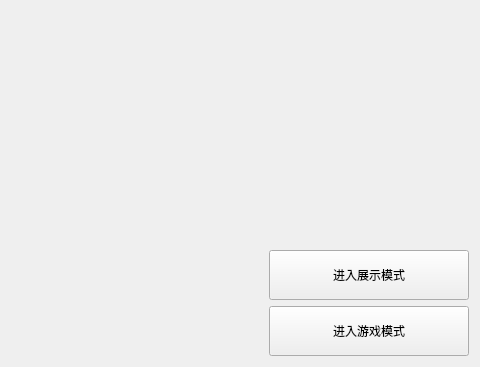
Before: the Qt Designer form menuscene.ui in Chiichen/SomaMap, drawn with Qt 5; both pictures show x 808 to 1288 and y 329 to 696 of the 1288 by 696 pixel window.
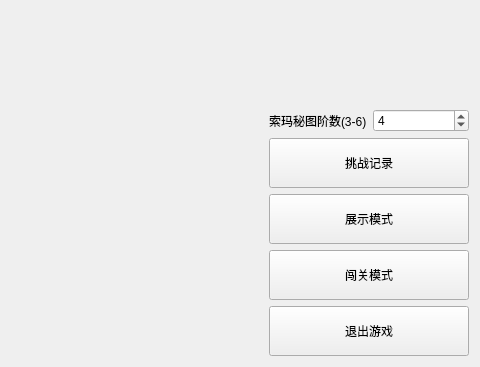
After: the same form once the commit is applied.

The edit to the form file:
```diff
--- a/menuscene.ui
+++ b/menuscene.ui
@@ -42,6 +42,43 @@
        </property>
       </spacer>
      </item>
+     <item>
+      <layout class="QHBoxLayout" name="horizontalLayout_2">
+       <item>
+        <widget class="QLabel" name="label">
+         <property name="text">
+          <string>索玛秘图阶数(3-6)</string>
+         </property>
+        </widget>
+       </item>
+       <item>
+        <widget class="QSpinBox" name="spinBox">
+         <property name="minimum">
+          <number>3</number>
+         </property>
+         <property name="maximum">
+          <number>6</number>
+         </property>
+         <property name="value">
+          <number>4</number>
+         </property>
+        </widget>
+       </item>
+      </layout>
+     </item>
+     <item>
+      <widget class="QPushButton" name="RankScene">
+       <property name="minimumSize">
+        <size>
+         <width>0</width>
+         <height>50</height>
+        </size>
+       </property>
+       <property name="text">
+        <string>挑战记录</string>
+       </property>
+      </widget>
+     </item>
      <item>
       <widget class="QPushButton" name="StartMode1">
        <property name="sizePolicy">
@@ -57,7 +94,7 @@
         </size>
        </property>
        <property name="text">
-        <string>进入展示模式</string>
+        <string>展示模式</string>
        </property>
       </widget>
      </item>
@@ -70,7 +107,20 @@
         </size>
        </property>
        <property name="text">
-        <string>进入游戏模式</string>
+        <string>闯关模式</string>
+       </property>
+      </widget>
+     </item>
+     <item>
+      <widget class="QPushButton" name="ExitButton">
+       <property name="minimumSize">
+        <size>
+         <width>0</width>
+         <height>50</height>
+        </size>
+       </property>
+       <property name="text">
+        <string>退出游戏</string>
        </property>
       </widget>
      </item>
```
Left out of the diff: 20 changed lines with no effect on the pictures. Lines whose indentation alone changed are shown as unchanged.
